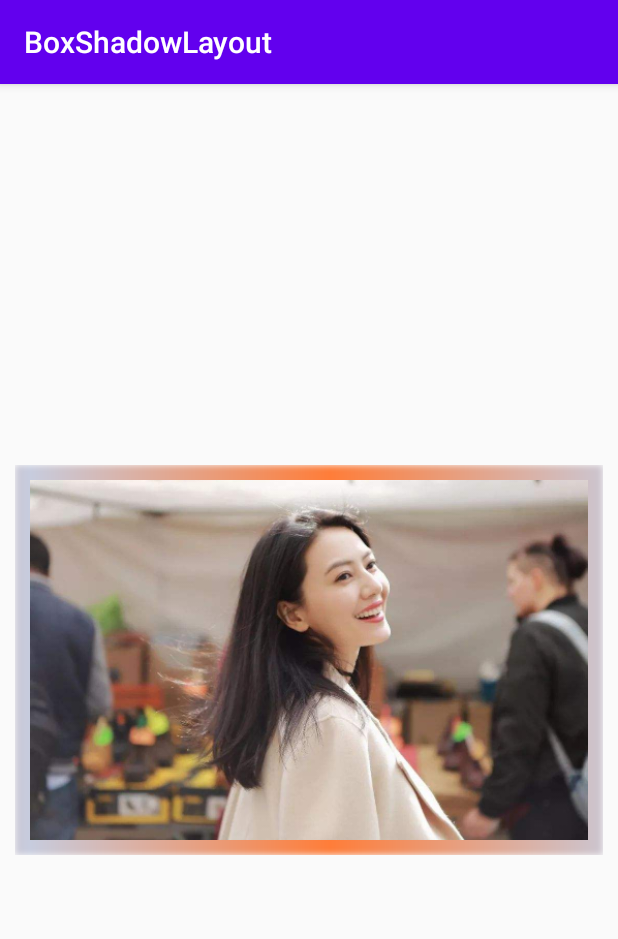
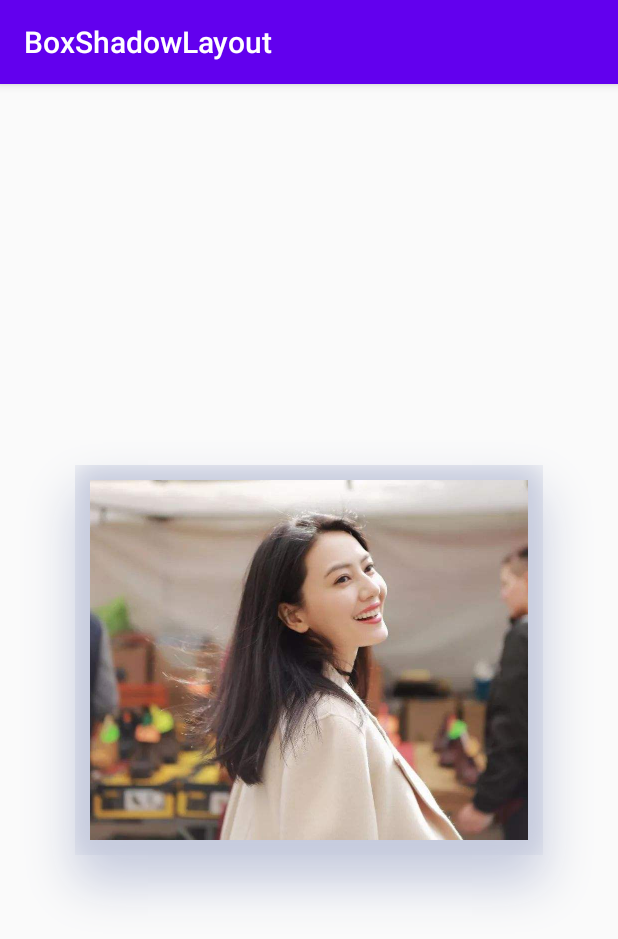
Before and after one commit to Xigong93/BoxShadowLayout, an Android app: the screen it shows after launch (MainActivity), on a phone screen of 412 x 824 dp. Shown: the top 939 px of the screen. Run offline under Robolectric (Android 15) with nearby library versions, the phone set to English and light mode, and no system bars; 1 statement that could not run was skipped.

Commit message:
Enable shadow

```diff
--- a/app/src/main/java/pokercc/android/boxshadowlayout/BoxShadowLayout.kt
+++ b/app/src/main/java/pokercc/android/boxshadowlayout/BoxShadowLayout.kt
@@ -29,16 +29,17 @@ class BoxShadowLayout(context: Context, attrs: AttributeSet? = null) : FrameLayo
     private val shadowColor = 0xffc7ccde.toInt()
     private val shadowPaint = Paint(Paint.ANTI_ALIAS_FLAG).apply {
         color = 0xffc7ccde.toInt()
-        maskFilter = BlurMaskFilter(5f, BlurMaskFilter.Blur.INNER)
-        shader = LinearGradient(
-            0f,
-            0f,
-            300f,
-            0f,
-            shadowColor,
-            0xFFFF7D39.toInt(),
-            Shader.TileMode.MIRROR
-        )
+        maskFilter = BlurMaskFilter(25f, BlurMaskFilter.Blur.INNER)
+//        shader = LinearGradient(
+//            0f,
+//            0f,
+//            300f,
+//            0f,
+//            shadowColor,
+//            0xFFFF7D39.toInt(),
+//            Shader.TileMode.MIRROR
+//        )
+        setShadowLayer(40f, 0f, 28f, shadowColor)
         this.strokeWidth = shadowWidth
         this.style = Paint.Style.FILL
     }
--- a/app/src/main/res/layout/activity_main.xml
+++ b/app/src/main/res/layout/activity_main.xml
@@ -9,8 +9,8 @@
     <pokercc.android.boxshadowlayout.BoxShadowLayout
         android:layout_width="match_parent"
         android:layout_height="wrap_content"
-        android:layout_marginStart="20dp"
-        android:layout_marginEnd="20dp"
+        android:layout_marginStart="60dp"
+        android:layout_marginEnd="60dp"
         app:layout_constraintBottom_toBottomOf="parent"
         app:layout_constraintEnd_toEndOf="parent"
         app:layout_constraintHorizontal_bias="0.5"
```
